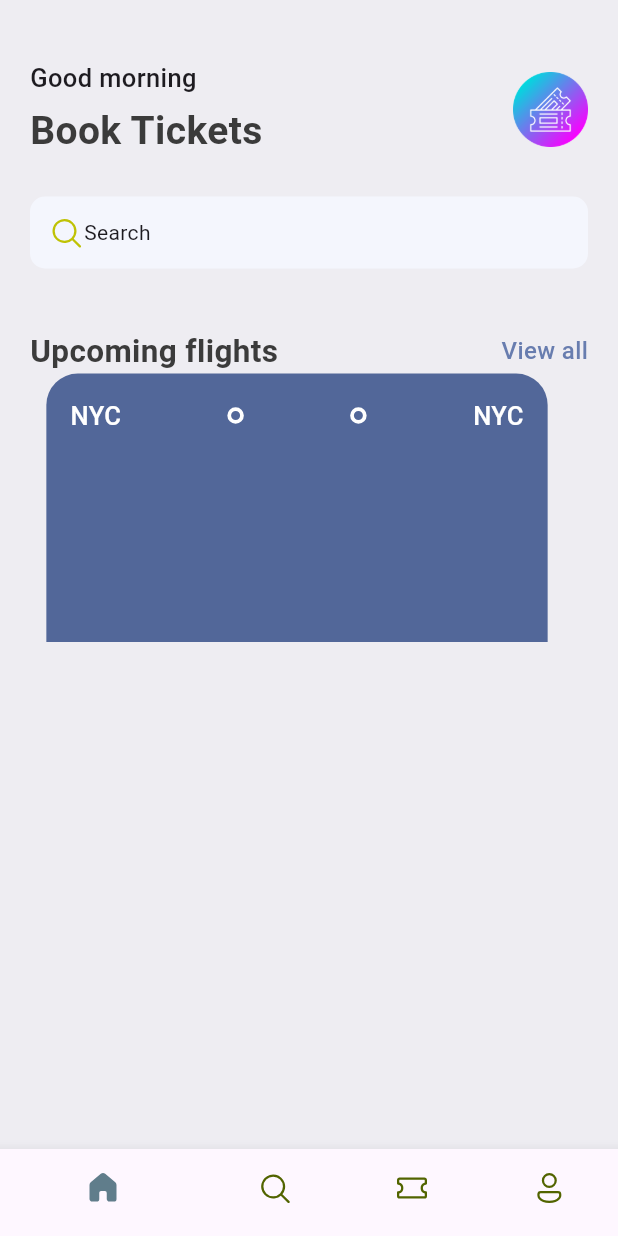
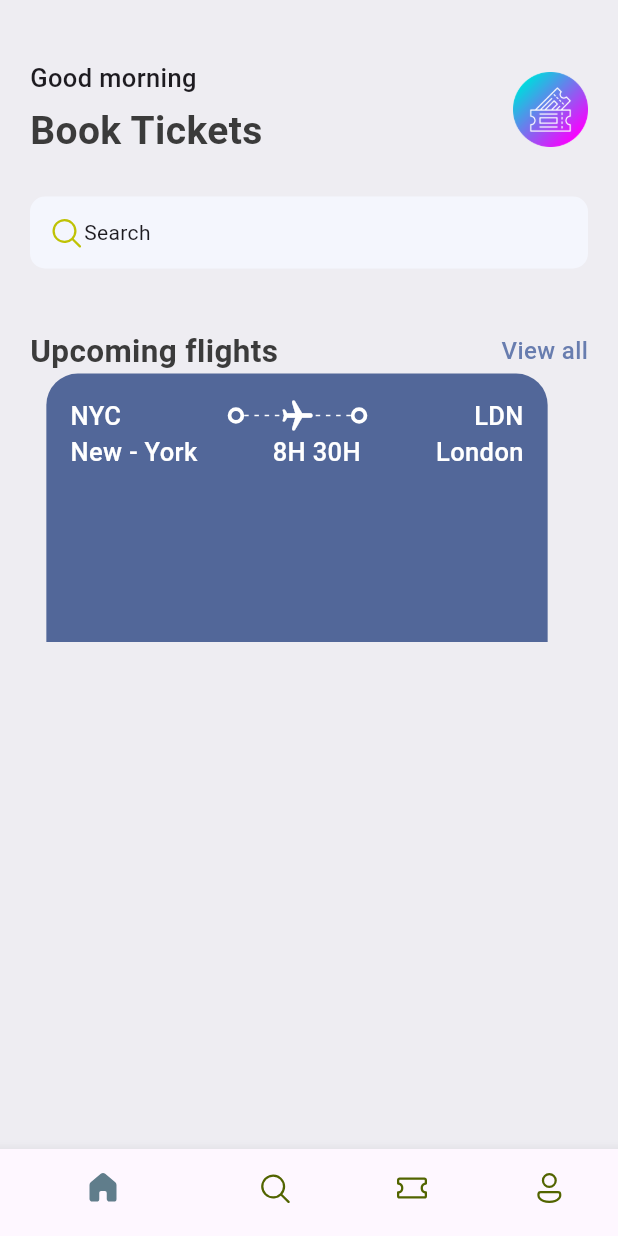
Before and after one commit to Khammunh/book_tickets, a Flutter app: the screen it shows after launch, on a phone screen of 412 x 824 dp. Run offline on Flutter 3.47's test engine with Material 3 defaults, Android fonts, the phone set to English and light mode, and no system bars; our stand-ins replace fluentui_icons.

Commit message:
update code

```diff
--- /dev/null
+++ b/lib/base/widgets/app_layoutbuilder_widget.dart
@@ -0,0 +1,35 @@
+// ignore_for_file: public_member_api_docs, sort_constructors_first
+import 'package:flutter/material.dart';
+
+class AppLayoutbuilderWidget extends StatelessWidget {
+  final int randomDivider;
+  const AppLayoutbuilderWidget({
+    Key? key,
+    required this.randomDivider,
+  }) : super(key: key);
+
+  @override
+  Widget build(BuildContext context) {
+    return LayoutBuilder(
+      builder: (BuildContext context, BoxConstraints constraints) {
+        // print("${(constraints.constrainWidth() / randomDivider).floor()}");
+        return Row(
+          mainAxisAlignment: MainAxisAlignment.spaceBetween,
+          // direction: Axis.horizontal,
+          children: List.generate(
+            (constraints.constrainWidth() / randomDivider).floor(),
+            (index) => SizedBox(
+              width: 3,
+              height: 1,
+              child: DecoratedBox(
+                decoration: BoxDecoration(
+                  color: Colors.white,
+                ),
+              ),
+            ),
+          ),
+        );
+      },
+    );
+  }
+}
--- a/lib/base/widgets/big_dot.dart
+++ b/lib/base/widgets/big_dot.dart
@@ -12,6 +12,7 @@ class BigDot extends StatelessWidget {
         border: Border.all(
           width: 2.5,
           color: Colors.white,
+
         ),
       ),
     );
--- a/lib/base/widgets/ticket_view.dart
+++ b/lib/base/widgets/ticket_view.dart
@@ -1,4 +1,5 @@
 import 'package:book_tickets/base/res/styles/app_style.dart';
+import 'package:book_tickets/base/widgets/app_layoutbuilder_widget.dart';
 import 'package:book_tickets/base/widgets/big_dot.dart';
 import 'package:flutter/material.dart';
 
@@ -23,6 +24,7 @@ class TicketView extends StatelessWidget {
         ),
         child: Column(
           children: [
+            //show departure and destination with icons first line
             Row(
               mainAxisAlignment: MainAxisAlignment.spaceBetween,
               children: [
@@ -37,22 +39,73 @@ class TicketView extends StatelessWidget {
                 ),
                 BigDot(),
                 Expanded(
-                    child: Container(),
+                  child: Stack(
+                    children: [
+                      SizedBox(
+                        height: 24,
+                        child: AppLayoutbuilderWidget(
+                          randomDivider: 6,
+                        ),
+                      ),
+                      Center(
+                        child: Transform.rotate(
+                          angle: 1.57, // right
+                          // angle: -1.5, left
+                          child: Icon(
+                            Icons.local_airport_rounded,
+                            color: Colors.white,
+                          ),
+                        ),
+                      )
+                    ],
+                  ),
                 ),
                 BigDot(),
                 Expanded(
                   child: Container(),
                 ),
                 Text(
-                    "NYC",
+                  "LDN",
                   style: AppStyles.headLineStyle3.copyWith(
                     color: Colors.white,
                   ),
                 ),
               ],
-              )
+            ),
+            //show departure and destination and with time
+            Row(
+              mainAxisAlignment: MainAxisAlignment.spaceBetween,
+              children: [
+                Text(
+                  "New - York",
+                  style: AppStyles.headLineStyle3.copyWith(
+                    color: Colors.white,
+                  ),
+                ),
+                Expanded(
+                  child: Container(),
+                ),
+                Text(
+                  "8H 30H",
+                  style: AppStyles.headLineStyle3.copyWith(
+                    color: Colors.white,
+                  ),
+                ),
+                Expanded(
+                  child: Container(),
+                ),
+                Text(
+                  "London",
+                  style: AppStyles.headLineStyle3.copyWith(
+                    color: Colors.white,
+                  ),
+                  //learn here.
+                ),
               ],
-          )),
+            ),
+          ],
+        ),
+      ),
     );
   }
 }
```
Lines whose indentation alone changed are shown as unchanged.
